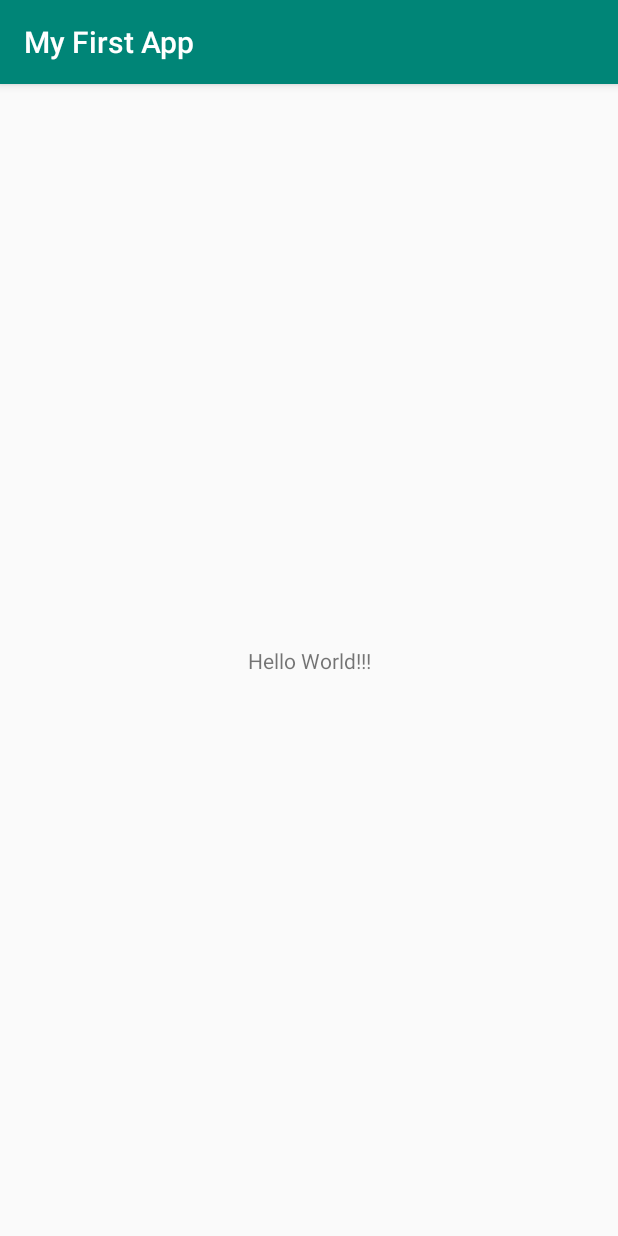
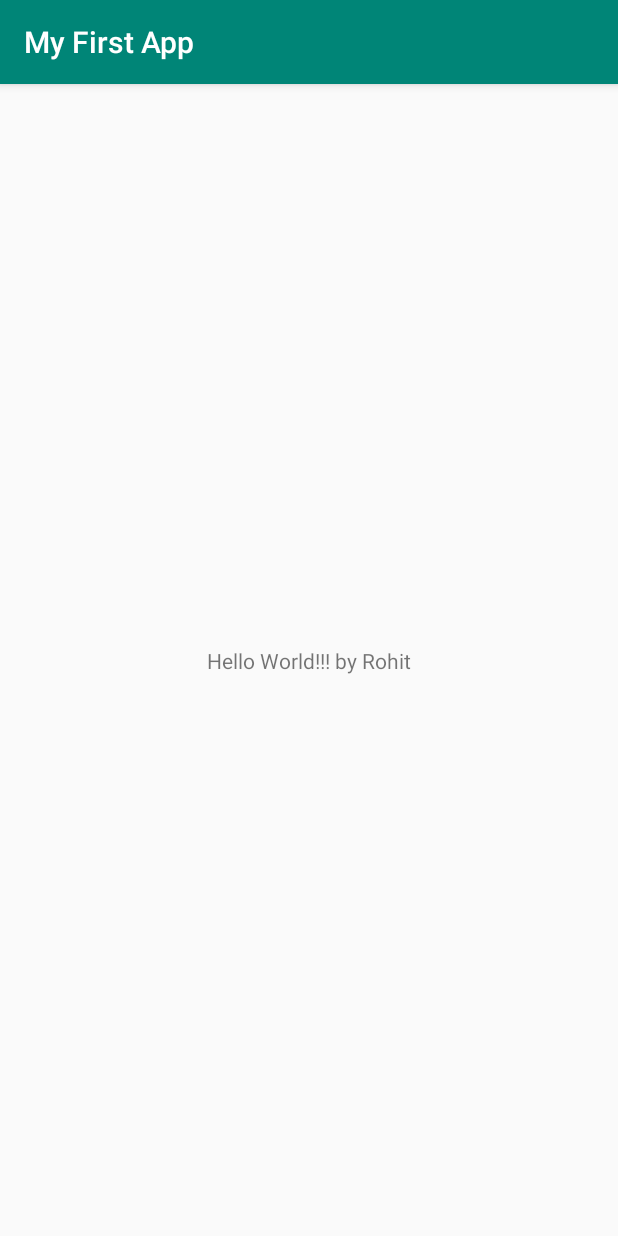
Before and after one commit to purrfectgrape/CS125FinalProject, an Android app: the screen it shows after launch (MainActivity), on a phone screen of 412 x 824 dp. Run offline under Robolectric (Android 15) with nearby library versions, the phone set to English and light mode, and no system bars.

Commit message:
HelloWorld!!! by Rohit

```diff
--- a/app/src/main/res/layout/activity_main.xml
+++ b/app/src/main/res/layout/activity_main.xml
@@ -9,7 +9,7 @@
     <TextView
         android:layout_width="wrap_content"
         android:layout_height="wrap_content"
-        android:text="Hello World!!!"
+        android:text="Hello World!!! by Rohit"
         app:layout_constraintBottom_toBottomOf="parent"
         app:layout_constraintLeft_toLeftOf="parent"
         app:layout_constraintRight_toRightOf="parent"
```
